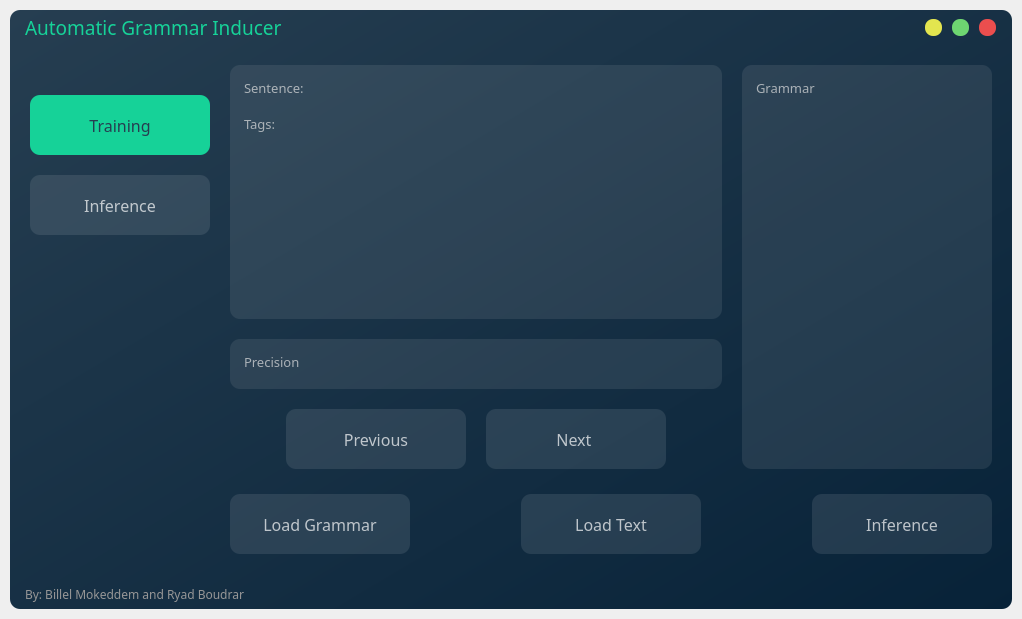
mokeddembillel/NLP-Grammar-Inducer, file frontend/interface.ui: the form before one commit.
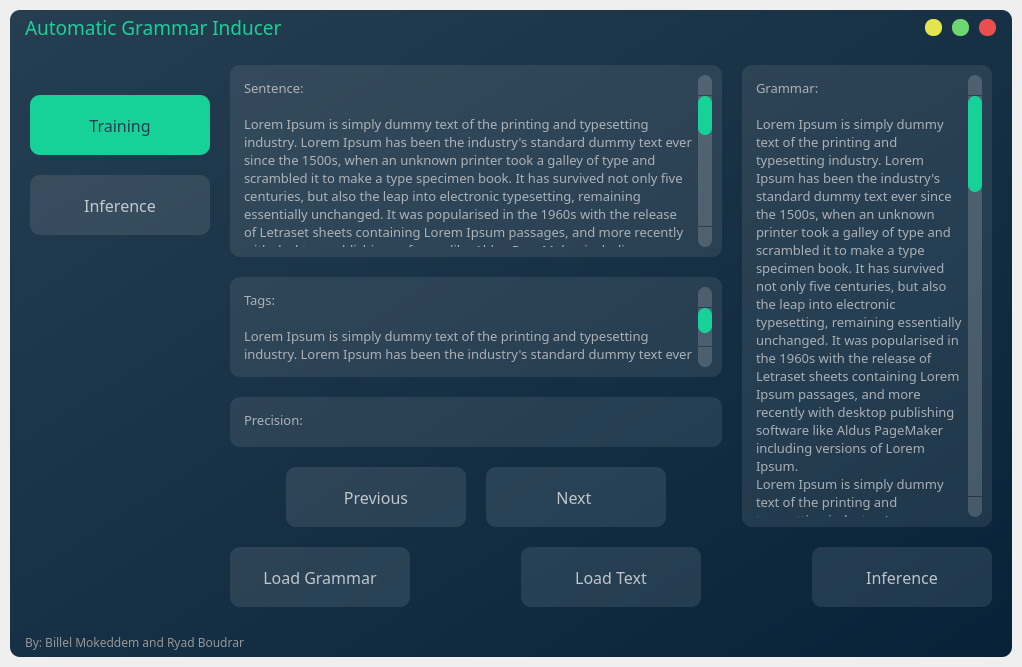
The form after the commit. The open tabs and pages were chosen to show the change.

Commit message: Completed custom scrollbar

```diff
--- a/frontend/interface.ui
+++ b/frontend/interface.ui
@@ -1011,7 +1011,83 @@
 QPlainTextEdit:focus {
 	background-color: rgba(225,225,225,0.2);
 	color: rgba(225,225,225,1);
-}</string>
+}
+QScrollBar:horizontal {
+    border: none;
+    background: rgba(225,225,225,0.2);
+    height: 14px;
+    margin: 0px 21px 0 21px;
+	border-radius: 0px;
+}
+QScrollBar::handle:horizontal {
+    background: rgb(22, 210, 152);
+    min-width: 25px;
+	border-radius: 7px
+}
+QScrollBar::add-line:horizontal {
+    border: none;
+    background: rgba(225,225,225,0.2);
+    width: 20px;
+	border-top-right-radius: 7px;
+    border-bottom-right-radius: 7px;
+    subcontrol-position: right;
+    subcontrol-origin: margin;
+}
+QScrollBar::sub-line:horizontal {
+    border: none;
+    background: rgba(225,225,225,0.2);
+    width: 20px;
+
+    border-top-left-radius: 7px;
+    border-bottom-left-radius: 7px;
+    subcontrol-position: left;
+    subcontrol-origin: margin;
+}
+QScrollBar::up-arrow:horizontal, QScrollBar::down-arrow:horizontal
+{
+     background: none;
+}
+QScrollBar::add-page:horizontal, QScrollBar::sub-page:horizontal
+{
+     background: none;
+}
+ QScrollBar:vertical {
+	border: none;
+    background: rgba(225,225,225,0.2);
+    width: 14px;
+    margin: 21px 0 21px 0;
+	border-radius: 0px;
+ }
+ QScrollBar::handle:vertical {	
+	background: rgb(22, 210, 152);
+    min-height: 25px;
+	border-radius: 7px
+ }
+ QScrollBar::add-line:vertical {
+     border: none;
+    background: rgba(225,225,225,0.2);
+     height: 20px;
+	border-bottom-left-radius: 7px;
+    border-bottom-right-radius: 7px;
+     subcontrol-position: bottom;
+     subcontrol-origin: margin;
+ }
+ QScrollBar::sub-line:vertical {
+	border: none;
+    background: rgba(225,225,225,0.2);
+     height: 20px;
+	border-top-left-radius: 7px;
+    border-top-right-radius: 7px;
+     subcontrol-position: top;
+     subcontrol-origin: margin;
+ }
+ QScrollBar::up-arrow:vertical, QScrollBar::down-arrow:vertical {
+     background: none;
+ }
+
+ QScrollBar::add-page:vertical, QScrollBar::sub-page:vertical {
+     background: none;
+ }</string>
                             </property>
                             <property name="horizontalScrollBarPolicy">
                              <enum>Qt::ScrollBarAlwaysOff</enum>
@@ -1019,7 +1095,133 @@
                             <property name="plainText">
                              <string>Sentence:
 
-Tags:
+Lorem Ipsum is simply dummy text of the printing and typesetting industry. Lorem Ipsum has been the industry's standard dummy text ever since the 1500s, when an unknown printer took a galley of type and scrambled it to make a type specimen book. It has survived not only five centuries, but also the leap into electronic typesetting, remaining essentially unchanged. It was popularised in the 1960s with the release of Letraset sheets containing Lorem Ipsum passages, and more recently with desktop publishing software like Aldus PageMaker including versions of Lorem Ipsum.
+Lorem Ipsum is simply dummy text of the printing and typesetting industry. Lorem Ipsum has been the industry's standard dummy text ever since the 1500s, when an unknown printer took a galley of type and scrambled it to make a type specimen book. It has survived not only five centuries, but also the leap into electronic typesetting, remaining essentially unchanged. It was popularised in the 1960s with the release of Letraset sheets containing Lorem Ipsum passages, and more recently with desktop publishing software like Aldus PageMaker including versions of Lorem Ipsum.
+Lorem Ipsum is simply dummy text of the printing and typesetting industry. Lorem Ipsum has been the industry's standard dummy text ever since the 1500s, when an unknown printer took a galley of type and scrambled it to make a type specimen book. It has survived not only five centuries, but also the leap into electronic typesetting, remaining essentially unchanged. It was popularised in the 1960s with the release of Letraset sheets containing Lorem Ipsum passages, and more recently with desktop publishing software like Aldus PageMaker including versions of Lorem Ipsum.
+Lorem Ipsum is simply dummy text of the printing and typesetting industry. Lorem Ipsum has been the industry's standard dummy text ever since the 1500s, when an unknown printer took a galley of type and scrambled it to make a type specimen book. It has survived not only five centuries, but also the leap into electronic typesetting, remaining essentially unchanged. It was popularised in the 1960s with the release of Letraset sheets containing Lorem Ipsum passages, and more recently with desktop publishing software like Aldus PageMaker including versions of Lorem Ipsum.</string>
+                            </property>
+                           </widget>
+                          </item>
+                          <item>
+                           <widget class="QPlainTextEdit" name="inference_tags">
+                            <property name="sizePolicy">
+                             <sizepolicy hsizetype="Preferred" vsizetype="Preferred">
+                              <horstretch>0</horstretch>
+                              <verstretch>0</verstretch>
+                             </sizepolicy>
+                            </property>
+                            <property name="maximumSize">
+                             <size>
+                              <width>16777215</width>
+                              <height>100</height>
+                             </size>
+                            </property>
+                            <property name="font">
+                             <font>
+                              <family>Tw Cen MT</family>
+                              <pointsize>10</pointsize>
+                             </font>
+                            </property>
+                            <property name="styleSheet">
+                             <string notr="true">QPlainTextEdit {
+	background-color: rgba(225,225,225,0.1);
+	color: rgba(225,225,225,0.7);
+	border-radius: 10px;
+	padding: 10px;
+}
+
+QPlainTextEdit:focus {
+	background-color: rgba(225,225,225,0.2);
+	color: rgba(225,225,225,1);
+}
+
+QScrollBar:horizontal {
+    border: none;
+    background: rgba(225,225,225,0.2);
+    height: 14px;
+    margin: 0px 21px 0 21px;
+	border-radius: 0px;
+}
+QScrollBar::handle:horizontal {
+    background: rgb(22, 210, 152);
+    min-width: 25px;
+	border-radius: 7px
+}
+QScrollBar::add-line:horizontal {
+    border: none;
+    background: rgba(225,225,225,0.2);
+    width: 20px;
+	border-top-right-radius: 7px;
+    border-bottom-right-radius: 7px;
+    subcontrol-position: right;
+    subcontrol-origin: margin;
+}
+QScrollBar::sub-line:horizontal {
+    border: none;
+    background: rgba(225,225,225,0.2);
+    width: 20px;
+
+    border-top-left-radius: 7px;
+    border-bottom-left-radius: 7px;
+    subcontrol-position: left;
+    subcontrol-origin: margin;
+}
+QScrollBar::up-arrow:horizontal, QScrollBar::down-arrow:horizontal
+{
+     background: none;
+}
+QScrollBar::add-page:horizontal, QScrollBar::sub-page:horizontal
+{
+     background: none;
+}
+ QScrollBar:vertical {
+	border: none;
+    background: rgba(225,225,225,0.2);
+    width: 14px;
+    margin: 21px 0 21px 0;
+	border-radius: 0px;
+ }
+ QScrollBar::handle:vertical {	
+	background: rgb(22, 210, 152);
+    min-height: 25px;
+	border-radius: 7px
+ }
+ QScrollBar::add-line:vertical {
+     border: none;
+    background: rgba(225,225,225,0.2);
+     height: 20px;
+	border-bottom-left-radius: 7px;
+    border-bottom-right-radius: 7px;
+     subcontrol-position: bottom;
+     subcontrol-origin: margin;
+ }
+ QScrollBar::sub-line:vertical {
+	border: none;
+    background: rgba(225,225,225,0.2);
+     height: 20px;
+	border-top-left-radius: 7px;
+    border-top-right-radius: 7px;
+     subcontrol-position: top;
+     subcontrol-origin: margin;
+ }
+ QScrollBar::up-arrow:vertical, QScrollBar::down-arrow:vertical {
+     background: none;
+ }
+
+ QScrollBar::add-page:vertical, QScrollBar::sub-page:vertical {
+     background: none;
+ }</string>
+                            </property>
+                            <property name="horizontalScrollBarPolicy">
+                             <enum>Qt::ScrollBarAlwaysOff</enum>
+                            </property>
+                            <property name="plainText">
+                             <string>Tags:
+
+Lorem Ipsum is simply dummy text of the printing and typesetting industry. Lorem Ipsum has been the industry's standard dummy text ever since the 1500s, when an unknown printer took a galley of type and scrambled it to make a type specimen book. It has survived not only five centuries, but also the leap into electronic typesetting, remaining essentially unchanged. It was popularised in the 1960s with the release of Letraset sheets containing Lorem Ipsum passages, and more recently with desktop publishing software like Aldus PageMaker including versions of Lorem Ipsum.
+Lorem Ipsum is simply dummy text of the printing and typesetting industry. Lorem Ipsum has been the industry's standard dummy text ever since the 1500s, when an unknown printer took a galley of type and scrambled it to make a type specimen book. It has survived not only five centuries, but also the leap into electronic typesetting, remaining essentially unchanged. It was popularised in the 1960s with the release of Letraset sheets containing Lorem Ipsum passages, and more recently with desktop publishing software like Aldus PageMaker including versions of Lorem Ipsum.
+Lorem Ipsum is simply dummy text of the printing and typesetting industry. Lorem Ipsum has been the industry's standard dummy text ever since the 1500s, when an unknown printer took a galley of type and scrambled it to make a type specimen book. It has survived not only five centuries, but also the leap into electronic typesetting, remaining essentially unchanged. It was popularised in the 1960s with the release of Letraset sheets containing Lorem Ipsum passages, and more recently with desktop publishing software like Aldus PageMaker including versions of Lorem Ipsum.
+Lorem Ipsum is simply dummy text of the printing and typesetting industry. Lorem Ipsum has been the industry's standard dummy text ever since the 1500s, when an unknown printer took a galley of type and scrambled it to make a type specimen book. It has survived not only five centuries, but also the leap into electronic typesetting, remaining essentially unchanged. It was popularised in the 1960s with the release of Letraset sheets containing Lorem Ipsum passages, and more recently with desktop publishing software like Aldus PageMaker including versions of Lorem Ipsum.
 </string>
                             </property>
                            </widget>
@@ -1064,7 +1266,7 @@
                              <enum>Qt::ScrollBarAlwaysOff</enum>
                             </property>
                             <property name="plainText">
-                             <string>Precision
+                             <string>Precision:
 </string>
                             </property>
                            </widget>
@@ -1295,13 +1497,119 @@
 QPlainTextEdit:focus {
 	background-color: rgba(225,225,225,0.2);
 	color: rgba(225,225,225,1);
-}</string>
+}
+
+QScrollBar:horizontal {
+    border: none;
+    background: rgba(225,225,225,0.2);
+    height: 14px;
+    margin: 0px 21px 0 21px;
+	border-radius: 0px;
+}
+QScrollBar::handle:horizontal {
+    background: rgb(22, 210, 152);
+    min-width: 25px;
+	border-radius: 7px
+}
+QScrollBar::add-line:horizontal {
+    border: none;
+    background: rgba(225,225,225,0.2);
+    width: 20px;
+	border-top-right-radius: 7px;
+    border-bottom-right-radius: 7px;
+    subcontrol-position: right;
+    subcontrol-origin: margin;
+}
+QScrollBar::sub-line:horizontal {
+    border: none;
+    background: rgba(225,225,225,0.2);
+    width: 20px;
+
+    border-top-left-radius: 7px;
+    border-bottom-left-radius: 7px;
+    subcontrol-position: left;
+    subcontrol-origin: margin;
+}
+QScrollBar::up-arrow:horizontal, QScrollBar::down-arrow:horizontal
+{
+     background: none;
+}
+QScrollBar::add-page:horizontal, QScrollBar::sub-page:horizontal
+{
+     background: none;
+}
+ QScrollBar:vertical {
+	border: none;
+    background: rgba(225,225,225,0.2);
+    width: 14px;
+    margin: 21px 0 21px 0;
+	border-radius: 0px;
+ }
+ QScrollBar::handle:vertical {	
+	background: rgb(22, 210, 152);
+    min-height: 25px;
+	border-radius: 7px
+ }
+ QScrollBar::add-line:vertical {
+     border: none;
+    background: rgba(225,225,225,0.2);
+     height: 20px;
+	border-bottom-left-radius: 7px;
+    border-bottom-right-radius: 7px;
+     subcontrol-position: bottom;
+     subcontrol-origin: margin;
+ }
+ QScrollBar::sub-line:vertical {
+	border: none;
+    background: rgba(225,225,225,0.2);
+     height: 20px;
+	border-top-left-radius: 7px;
+    border-top-right-radius: 7px;
+     subcontrol-position: top;
+     subcontrol-origin: margin;
+ }
+ QScrollBar::up-arrow:vertical, QScrollBar::down-arrow:vertical {
+     background: none;
+ }
+
+ QScrollBar::add-page:vertical, QScrollBar::sub-page:vertical {
+     background: none;
+ }</string>
                             </property>
                             <property name="horizontalScrollBarPolicy">
                              <enum>Qt::ScrollBarAlwaysOff</enum>
                             </property>
                             <property name="plainText">
-                             <string>Grammar
+                             <string>Grammar:
+
+Lorem Ipsum is simply dummy text of the printing and typesetting industry. Lorem Ipsum has been the industry's standard dummy text ever since the 1500s, when an unknown printer took a galley of type and scrambled it to make a type specimen book. It has survived not only five centuries, but also the leap into electronic typesetting, remaining essentially unchanged. It was popularised in the 1960s with the release of Letraset sheets containing Lorem Ipsum passages, and more recently with desktop publishing software like Aldus PageMaker including versions of Lorem Ipsum.
+Lorem Ipsum is simply dummy text of the printing and typesetting industry. Lorem Ipsum has been the industry's standard dummy text ever since the 1500s, when an unknown printer took a galley of type and scrambled it to make a type specimen book. It has survived not only five centuries, but also the leap into electronic typesetting, remaining essentially unchanged. It was popularised in the 1960s with the release of Letraset sheets containing Lorem Ipsum passages, and more recently with desktop publishing software like Aldus PageMaker including versions of Lorem Ipsum.
+Lorem Ipsum is simply dummy text of the printing and typesetting industry. Lorem Ipsum has been the industry's standard dummy text ever since the 1500s, when an unknown printer took a galley of type and scrambled it to make a type specimen book. It has survived not only five centuries, but also the leap into electronic typesetting, remaining essentially unchanged. It was popularised in the 1960s with the release of Letraset sheets containing Lorem Ipsum passages, and more recently with desktop publishing software like Aldus PageMaker including versions of Lorem Ipsum.
+Lorem Ipsum is simply dummy text of the printing and typesetting industry. Lorem Ipsum has been the industry's standard dummy text ever since the 1500s, when an unknown printer took a galley of type and scrambled it to make a type specimen book. It has survived not only five centuries, but also the leap into electronic typesetting, remaining essentially unchanged. It was popularised in the 1960s with the release of Letraset sheets containing Lorem Ipsum passages, and more recently with desktop publishing software like Aldus PageMaker including versions of Lorem Ipsum.Lorem Ipsum is simply dummy text of the printing and typesetting industry. Lorem Ipsum has been the industry's standard dummy text ever since the 1500s, when an unknown printer took a galley of type and scrambled it to make a type specimen book. It has survived not only five centuries, but also the leap into electronic typesetting, remaining essentially unchanged. It was popularised in the 1960s with the release of Letraset sheets containing Lorem Ipsum passages, and more recently with desktop publishing software like Aldus PageMaker including versions of Lorem Ipsum.
+Lorem Ipsum is simply dummy text of the printing and typesetting industry. Lorem Ipsum has been the industry's standard dummy text ever since the 1500s, when an unknown printer took a galley of type and scrambled it to make a type specimen book. It has survived not only five centuries, but also the leap into electronic typesetting, remaining essentially unchanged. It was popularised in the 1960s with the release of Letraset sheets containing Lorem Ipsum passages, and more recently with desktop publishing software like Aldus PageMaker including versions of Lorem Ipsum.
+Lorem Ipsum is simply dummy text of the printing and typesetting industry. Lorem Ipsum has been the industry's standard dummy text ever since the 1500s, when an unknown printer took a galley of type and scrambled it to make a type specimen book. It has survived not only five centuries, but also the leap into electronic typesetting, remaining essentially unchanged. It was popularised in the 1960s with the release of Letraset sheets containing Lorem Ipsum passages, and more recently with desktop publishing software like Aldus PageMaker including versions of Lorem Ipsum.
+Lorem Ipsum is simply dummy text of the printing and typesetting industry. Lorem Ipsum has been the industry's standard dummy text ever since the 1500s, when an unknown printer took a galley of type and scrambled it to make a type specimen book. It has survived not only five centuries, but also the leap into electronic typesetting, remaining essentially unchanged. It was popularised in the 1960s with the release of Letraset sheets containing Lorem Ipsum passages, and more recently with desktop publishing software like Aldus PageMaker including versions of Lorem Ipsum.Lorem Ipsum is simply dummy text of the printing and typesetting industry. Lorem Ipsum has been the industry's standard dummy text ever since the 1500s, when an unknown printer took a galley of type and scrambled it to make a type specimen book. It has survived not only five centuries, but also the leap into electronic typesetting, remaining essentially unchanged. It was popularised in the 1960s with the release of Letraset sheets containing Lorem Ipsum passages, and more recently with desktop publishing software like Aldus PageMaker including versions of Lorem Ipsum.
+Lorem Ipsum is simply dummy text of the printing and typesetting industry. Lorem Ipsum has been the industry's standard dummy text ever since the 1500s, when an unknown printer took a galley of type and scrambled it to make a type specimen book. It has survived not only five centuries, but also the leap into electronic typesetting, remaining essentially unchanged. It was popularised in the 1960s with the release of Letraset sheets containing Lorem Ipsum passages, and more recently with desktop publishing software like Aldus PageMaker including versions of Lorem Ipsum.
+Lorem Ipsum is simply dummy text of the printing and typesetting industry. Lorem Ipsum has been the industry's standard dummy text ever since the 1500s, when an unknown printer took a galley of type and scrambled it to make a type specimen book. It has survived not only five centuries, but also the leap into electronic typesetting, remaining essentially unchanged. It was popularised in the 1960s with the release of Letraset sheets containing Lorem Ipsum passages, and more recently with desktop publishing software like Aldus PageMaker including versions of Lorem Ipsum.
+Lorem Ipsum is simply dummy text of the printing and typesetting industry. Lorem Ipsum has been the industry's standard dummy text ever since the 1500s, when an unknown printer took a galley of type and scrambled it to make a type specimen book. It has survived not only five centuries, but also the leap into electronic typesetting, remaining essentially unchanged. It was popularised in the 1960s with the release of Letraset sheets containing Lorem Ipsum passages, and more recently with desktop publishing software like Aldus PageMaker including versions of Lorem Ipsum.Lorem Ipsum is simply dummy text of the printing and typesetting industry. Lorem Ipsum has been the industry's standard dummy text ever since the 1500s, when an unknown printer took a galley of type and scrambled it to make a type specimen book. It has survived not only five centuries, but also the leap into electronic typesetting, remaining essentially unchanged. It was popularised in the 1960s with the release of Letraset sheets containing Lorem Ipsum passages, and more recently with desktop publishing software like Aldus PageMaker including versions of Lorem Ipsum.
+Lorem Ipsum is simply dummy text of the printing and typesetting industry. Lorem Ipsum has been the industry's standard dummy text ever since the 1500s, when an unknown printer took a galley of type and scrambled it to make a type specimen book. It has survived not only five centuries, but also the leap into electronic typesetting, remaining essentially unchanged. It was popularised in the 1960s with the release of Letraset sheets containing Lorem Ipsum passages, and more recently with desktop publishing software like Aldus PageMaker including versions of Lorem Ipsum.
+Lorem Ipsum is simply dummy text of the printing and typesetting industry. Lorem Ipsum has been the industry's standard dummy text ever since the 1500s, when an unknown printer took a galley of type and scrambled it to make a type specimen book. It has survived not only five centuries, but also the leap into electronic typesetting, remaining essentially unchanged. It was popularised in the 1960s with the release of Letraset sheets containing Lorem Ipsum passages, and more recently with desktop publishing software like Aldus PageMaker including versions of Lorem Ipsum.
+Lorem Ipsum is simply dummy text of the printing and typesetting industry. Lorem Ipsum has been the industry's standard dummy text ever since the 1500s, when an unknown printer took a galley of type and scrambled it to make a type specimen book. It has survived not only five centuries, but also the leap into electronic typesetting, remaining essentially unchanged. It was popularised in the 1960s with the release of Letraset sheets containing Lorem Ipsum passages, and more recently with desktop publishing software like Aldus PageMaker including versions of Lorem Ipsum.Lorem Ipsum is simply dummy text of the printing and typesetting industry. Lorem Ipsum has been the industry's standard dummy text ever since the 1500s, when an unknown printer took a galley of type and scrambled it to make a type specimen book. It has survived not only five centuries, but also the leap into electronic typesetting, remaining essentially unchanged. It was popularised in the 1960s with the release of Letraset sheets containing Lorem Ipsum passages, and more recently with desktop publishing software like Aldus PageMaker including versions of Lorem Ipsum.
+Lorem Ipsum is simply dummy text of the printing and typesetting industry. Lorem Ipsum has been the industry's standard dummy text ever since the 1500s, when an unknown printer took a galley of type and scrambled it to make a type specimen book. It has survived not only five centuries, but also the leap into electronic typesetting, remaining essentially unchanged. It was popularised in the 1960s with the release of Letraset sheets containing Lorem Ipsum passages, and more recently with desktop publishing software like Aldus PageMaker including versions of Lorem Ipsum.
+Lorem Ipsum is simply dummy text of the printing and typesetting industry. Lorem Ipsum has been the industry's standard dummy text ever since the 1500s, when an unknown printer took a galley of type and scrambled it to make a type specimen book. It has survived not only five centuries, but also the leap into electronic typesetting, remaining essentially unchanged. It was popularised in the 1960s with the release of Letraset sheets containing Lorem Ipsum passages, and more recently with desktop publishing software like Aldus PageMaker including versions of Lorem Ipsum.
+Lorem Ipsum is simply dummy text of the printing and typesetting industry. Lorem Ipsum has been the industry's standard dummy text ever since the 1500s, when an unknown printer took a galley of type and scrambled it to make a type specimen book. It has survived not only five centuries, but also the leap into electronic typesetting, remaining essentially unchanged. It was popularised in the 1960s with the release of Letraset sheets containing Lorem Ipsum passages, and more recently with desktop publishing software like Aldus PageMaker including versions of Lorem Ipsum.Lorem Ipsum is simply dummy text of the printing and typesetting industry. Lorem Ipsum has been the industry's standard dummy text ever since the 1500s, when an unknown printer took a galley of type and scrambled it to make a type specimen book. It has survived not only five centuries, but also the leap into electronic typesetting, remaining essentially unchanged. It was popularised in the 1960s with the release of Letraset sheets containing Lorem Ipsum passages, and more recently with desktop publishing software like Aldus PageMaker including versions of Lorem Ipsum.
+Lorem Ipsum is simply dummy text of the printing and typesetting industry. Lorem Ipsum has been the industry's standard dummy text ever since the 1500s, when an unknown printer took a galley of type and scrambled it to make a type specimen book. It has survived not only five centuries, but also the leap into electronic typesetting, remaining essentially unchanged. It was popularised in the 1960s with the release of Letraset sheets containing Lorem Ipsum passages, and more recently with desktop publishing software like Aldus PageMaker including versions of Lorem Ipsum.
+Lorem Ipsum is simply dummy text of the printing and typesetting industry. Lorem Ipsum has been the industry's standard dummy text ever since the 1500s, when an unknown printer took a galley of type and scrambled it to make a type specimen book. It has survived not only five centuries, but also the leap into electronic typesetting, remaining essentially unchanged. It was popularised in the 1960s with the release of Letraset sheets containing Lorem Ipsum passages, and more recently with desktop publishing software like Aldus PageMaker including versions of Lorem Ipsum.
+Lorem Ipsum is simply dummy text of the printing and typesetting industry. Lorem Ipsum has been the industry's standard dummy text ever since the 1500s, when an unknown printer took a galley of type and scrambled it to make a type specimen book. It has survived not only five centuries, but also the leap into electronic typesetting, remaining essentially unchanged. It was popularised in the 1960s with the release of Letraset sheets containing Lorem Ipsum passages, and more recently with desktop publishing software like Aldus PageMaker including versions of Lorem Ipsum.Lorem Ipsum is simply dummy text of the printing and typesetting industry. Lorem Ipsum has been the industry's standard dummy text ever since the 1500s, when an unknown printer took a galley of type and scrambled it to make a type specimen book. It has survived not only five centuries, but also the leap into electronic typesetting, remaining essentially unchanged. It was popularised in the 1960s with the release of Letraset sheets containing Lorem Ipsum passages, and more recently with desktop publishing software like Aldus PageMaker including versions of Lorem Ipsum.
+Lorem Ipsum is simply dummy text of the printing and typesetting industry. Lorem Ipsum has been the industry's standard dummy text ever since the 1500s, when an unknown printer took a galley of type and scrambled it to make a type specimen book. It has survived not only five centuries, but also the leap into electronic typesetting, remaining essentially unchanged. It was popularised in the 1960s with the release of Letraset sheets containing Lorem Ipsum passages, and more recently with desktop publishing software like Aldus PageMaker including versions of Lorem Ipsum.
+Lorem Ipsum is simply dummy text of the printing and typesetting industry. Lorem Ipsum has been the industry's standard dummy text ever since the 1500s, when an unknown printer took a galley of type and scrambled it to make a type specimen book. It has survived not only five centuries, but also the leap into electronic typesetting, remaining essentially unchanged. It was popularised in the 1960s with the release of Letraset sheets containing Lorem Ipsum passages, and more recently with desktop publishing software like Aldus PageMaker including versions of Lorem Ipsum.
+Lorem Ipsum is simply dummy text of the printing and typesetting industry. Lorem Ipsum has been the industry's standard dummy text ever since the 1500s, when an unknown printer took a galley of type and scrambled it to make a type specimen book. It has survived not only five centuries, but also the leap into electronic typesetting, remaining essentially unchanged. It was popularised in the 1960s with the release of Letraset sheets containing Lorem Ipsum passages, and more recently with desktop publishing software like Aldus PageMaker including versions of Lorem Ipsum.Lorem Ipsum is simply dummy text of the printing and typesetting industry. Lorem Ipsum has been the industry's standard dummy text ever since the 1500s, when an unknown printer took a galley of type and scrambled it to make a type specimen book. It has survived not only five centuries, but also the leap into electronic typesetting, remaining essentially unchanged. It was popularised in the 1960s with the release of Letraset sheets containing Lorem Ipsum passages, and more recently with desktop publishing software like Aldus PageMaker including versions of Lorem Ipsum.
+Lorem Ipsum is simply dummy text of the printing and typesetting industry. Lorem Ipsum has been the industry's standard dummy text ever since the 1500s, when an unknown printer took a galley of type and scrambled it to make a type specimen book. It has survived not only five centuries, but also the leap into electronic typesetting, remaining essentially unchanged. It was popularised in the 1960s with the release of Letraset sheets containing Lorem Ipsum passages, and more recently with desktop publishing software like Aldus PageMaker including versions of Lorem Ipsum.
+Lorem Ipsum is simply dummy text of the printing and typesetting industry. Lorem Ipsum has been the industry's standard dummy text ever since the 1500s, when an unknown printer took a galley of type and scrambled it to make a type specimen book. It has survived not only five centuries, but also the leap into electronic typesetting, remaining essentially unchanged. It was popularised in the 1960s with the release of Letraset sheets containing Lorem Ipsum passages, and more recently with desktop publishing software like Aldus PageMaker including versions of Lorem Ipsum.
+Lorem Ipsum is simply dummy text of the printing and typesetting industry. Lorem Ipsum has been the industry's standard dummy text ever since the 1500s, when an unknown printer took a galley of type and scrambled it to make a type specimen book. It has survived not only five centuries, but also the leap into electronic typesetting, remaining essentially unchanged. It was popularised in the 1960s with the release of Letraset sheets containing Lorem Ipsum passages, and more recently with desktop publishing software like Aldus PageMaker including versions of Lorem Ipsum.Lorem Ipsum is simply dummy text of the printing and typesetting industry. Lorem Ipsum has been the industry's standard dummy text ever since the 1500s, when an unknown printer took a galley of type and scrambled it to make a type specimen book. It has survived not only five centuries, but also the leap into electronic typesetting, remaining essentially unchanged. It was popularised in the 1960s with the release of Letraset sheets containing Lorem Ipsum passages, and more recently with desktop publishing software like Aldus PageMaker including versions of Lorem Ipsum.
+Lorem Ipsum is simply dummy text of the printing and typesetting industry. Lorem Ipsum has been the industry's standard dummy text ever since the 1500s, when an unknown printer took a galley of type and scrambled it to make a type specimen book. It has survived not only five centuries, but also the leap into electronic typesetting, remaining essentially unchanged. It was popularised in the 1960s with the release of Letraset sheets containing Lorem Ipsum passages, and more recently with desktop publishing software like Aldus PageMaker including versions of Lorem Ipsum.
+Lorem Ipsum is simply dummy text of the printing and typesetting industry. Lorem Ipsum has been the industry's standard dummy text ever since the 1500s, when an unknown printer took a galley of type and scrambled it to make a type specimen book. It has survived not only five centuries, but also the leap into electronic typesetting, remaining essentially unchanged. It was popularised in the 1960s with the release of Letraset sheets containing Lorem Ipsum passages, and more recently with desktop publishing software like Aldus PageMaker including versions of Lorem Ipsum.
+Lorem Ipsum is simply dummy text of the printing and typesetting industry. Lorem Ipsum has been the industry's standard dummy text ever since the 1500s, when an unknown printer took a galley of type and scrambled it to make a type specimen book. It has survived not only five centuries, but also the leap into electronic typesetting, remaining essentially unchanged. It was popularised in the 1960s with the release of Letraset sheets containing Lorem Ipsum passages, and more recently with desktop publishing software like Aldus PageMaker including versions of Lorem Ipsum.
 </string>
                             </property>
                            </widget>
```
Left out of the diff: 184 changed lines with no effect on the pictures. The commit also changes 1 other file.
